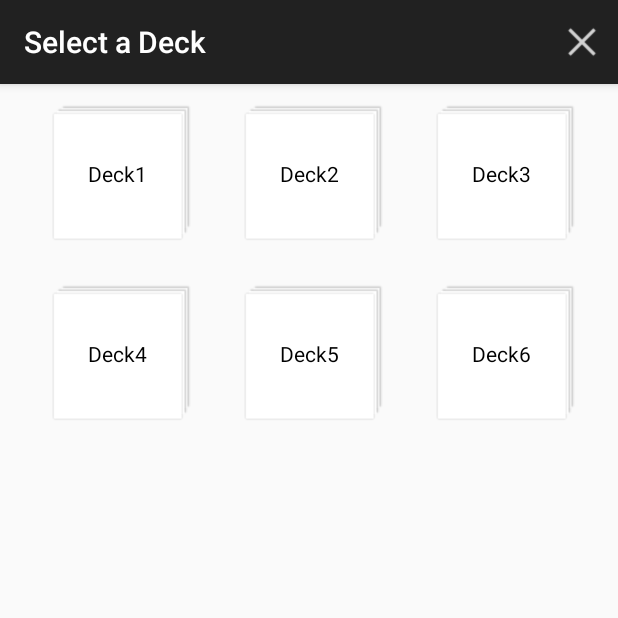
After one commit to Lcarvajal-zz/Life-Decks, an Android app: the SelectDeck screen opened directly, with no data from a screen before it, on a phone screen of 412 x 824 dp, the top half of it. The commit adds this screen. Run offline under Robolectric (Android 15) with nearby library versions, the phone set to English and light mode, and no system bars.

Commit message:
adds deck drawable to textview for gridview, creates cancel  button for select deck activity, GridView is now prettier

```diff
--- a/app/src/main/AndroidManifest.xml
+++ b/app/src/main/AndroidManifest.xml
@@ -16,6 +16,10 @@
                 <category android:name="android.intent.category.LAUNCHER" />
             </intent-filter>
         </activity>
+        <activity
+            android:name=".SelectDeck"
+            android:label="@string/title_activity_select_deck" >
+        </activity>
     </application>
 
 </manifest>
--- /dev/null
+++ b/app/src/main/java/com/lcarvajal/life_decks/SelectDeck.java
@@ -0,0 +1,67 @@
+package com.lcarvajal.life_decks;
+
+/**
+ * created by Lukas Carvajal on 3/17/15
+ * Activity for selecting deck to view.
+ * Uses GridView to display all decks.
+ */
+
+import android.support.v7.app.ActionBarActivity;
+import android.os.Bundle;
+import android.view.Menu;
+import android.view.MenuItem;
+import android.view.View;
+import android.widget.AdapterView;
+import android.widget.ArrayAdapter;
+import android.widget.GridView;
+import android.widget.Toast;
+
+
+public class SelectDeck extends ActionBarActivity {
+
+    // temporary strings to have a feel for the look
+    private String[] mTitles = {"Deck1", "Deck2", "Deck3", "Deck4", "Deck5", "Deck6"};
+
+    @Override
+    protected void onCreate(Bundle savedInstanceState) {
+        super.onCreate(savedInstanceState);
+        setContentView(R.layout.activity_select_deck);
+
+        // Grid view
+        GridView gridview = (GridView) findViewById(R.id.gridview);
+        gridview.setAdapter(new ArrayAdapter<String>(this,
+                R.layout.select_deck_text_view, mTitles));
+
+        // On click listener
+        gridview.setOnItemClickListener(new AdapterView.OnItemClickListener() {
+            public void onItemClick(AdapterView<?> parent, View v, int position, long id) {
+                Toast.makeText(SelectDeck.this, "" + position, Toast.LENGTH_SHORT).show();
+            }
+        });
+
+    }
+
+
+    @Override
+    public boolean onCreateOptionsMenu(Menu menu) {
+        // Inflate the menu; this adds items to the action bar if it is present.
+        getMenuInflater().inflate(R.menu.select_deck_activity_actions, menu);
+        return true;
+    }
+
+    @Override
+    public boolean onOptionsItemSelected(MenuItem item) {
+        // Handle action bar item clicks here. The action bar will
+        // automatically handle clicks on the Home/Up button, so long
+        // as you specify a parent activity in AndroidManifest.xml.
+        int id = item.getItemId();
+
+        //noinspection SimplifiableIfStatement
+        if (id == R.id.action_cancel) {
+            finish();
+            return true;
+        }
+
+        return super.onOptionsItemSelected(item);
+    }
+}
--- /dev/null
+++ b/app/src/main/res/layout/activity_select_deck.xml
@@ -0,0 +1,12 @@
+<?xml version="1.0" encoding="utf-8"?>
+<GridView xmlns:android="http://schemas.android.com/apk/res/android"
+    android:id="@+id/gridview"
+    android:layout_width="match_parent"
+    android:layout_height="match_parent"
+    android:layout_marginTop="10dp"
+    android:columnWidth="100dp"
+    android:numColumns="3"
+    android:verticalSpacing="20dp"
+    android:stretchMode="spacingWidthUniform"
+    android:gravity="center"
+    />
--- /dev/null
+++ b/app/src/main/res/layout/select_deck_text_view.xml
@@ -0,0 +1,9 @@
+<?xml version="1.0" encoding="utf-8"?>
+<TextView xmlns:android="http://schemas.android.com/apk/res/android"
+    android:layout_width="match_parent"
+    android:layout_height="match_parent"
+    android:textColor="#000000"
+    android:background="@drawable/deck_drawable"
+    android:gravity="center"
+
+    />
--- /dev/null
+++ b/app/src/main/res/menu/select_deck_activity_actions.xml
@@ -0,0 +1,11 @@
+<?xml version="1.0" encoding="utf-8"?>
+<menu xmlns:android="http://schemas.android.com/apk/res/android"
+    xmlns:Life-Decks="http://schemas.android.com/apk/res-auto" >
+
+    <!-- Cancel Action -->
+    <item android:id="@+id/action_cancel"
+        android:icon="@drawable/ic_action_cancel"
+        android:title="@string/action_cancel"
+
+        Life-Decks:showAsAction="always"/>
+</menu>
```
Also changed, not shown: app/src/main/java/com/lcarvajal/life_decks/MainActivity.java (+18 -19 lines), app/src/main/res/layout/activity_main.xml (+13 -22 lines), app/src/main/res/layout/drawer_list_item.xml (deleted, +0 -28 lines), app/src/main/res/menu/main_activity_actions.xml (added, +10 -0 lines), app/src/main/res/menu/menu_select_deck.xml (added, +7 -0 lines), app/src/main/res/values/strings.xml (+7 -1 lines), app/src/main/res/drawable/deck_drawable.png (added), app/src/main/res/drawable/ic_action_cancel.png (added), app/src/main/res/drawable/ic_action_new.png (added), app/src/main/res/drawable/ic_action_select_all.png (added).
